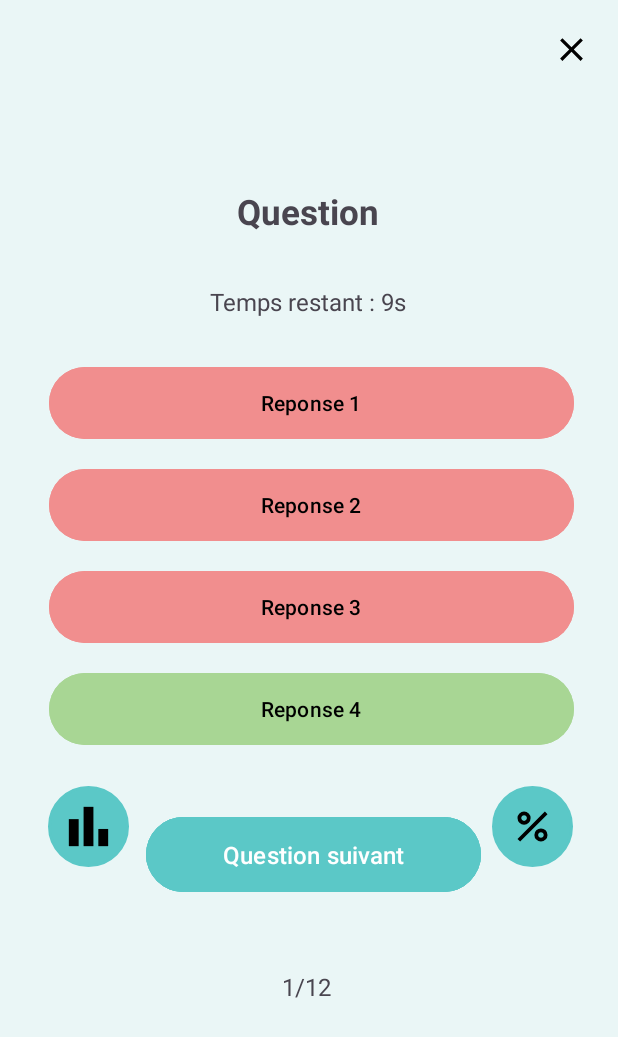
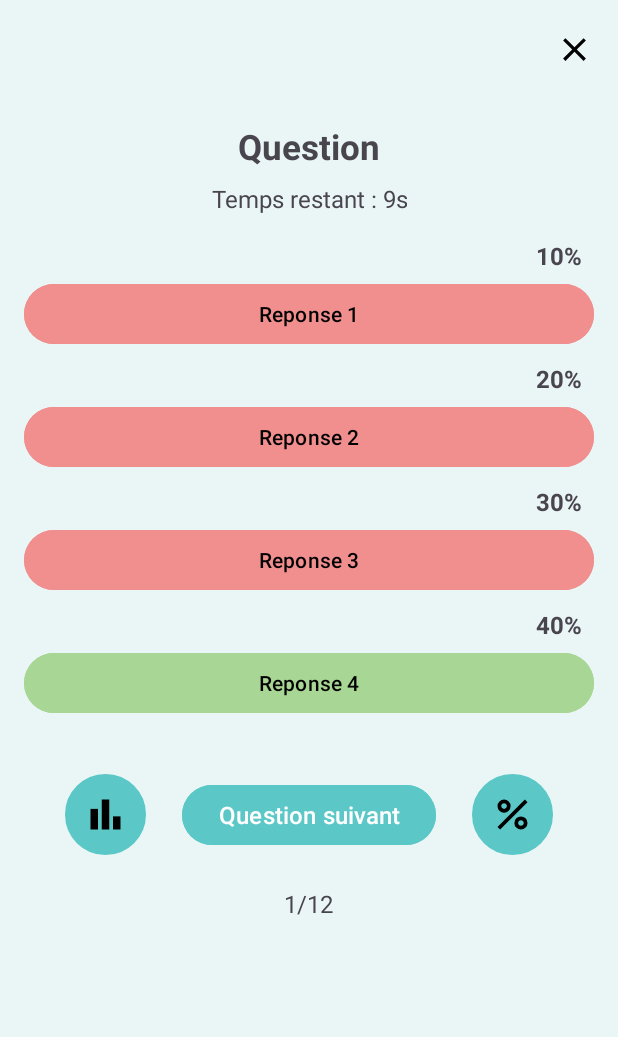
Before and after one commit to hfreshnel/quizAndroid, an Android app: the layout activity_admin_quiz_question.xml on its own in the app's theme, with its tools: preview values and no code run, on a phone screen of 412 x 824 dp. Shown: the top 1037 px of the screen. Run offline under Robolectric (Android 15) with nearby library versions, the phone set to English and light mode, and no system bars.

Commit message:
Change the layout to LinearLayout so that it is compatible with all the devices

```diff
--- a/app/src/main/java/com/example/quizandroid/admin/AdminQuizQuestionActivity.java
+++ b/app/src/main/java/com/example/quizandroid/admin/AdminQuizQuestionActivity.java
@@ -89,7 +89,7 @@ public class AdminQuizQuestionActivity extends AppCompatActivity {
         });
 
         // Handle "Question suivant" button
-        findViewById(R.id.validerButton2).setOnClickListener(v -> {
+        findViewById(R.id.validerButton).setOnClickListener(v -> {
             if (currentQuestionIndex < questionsList.size() - 1) {
                 currentQuestionIndex++;
                 updateQuestion(nQuestion, questionText);
--- a/app/src/main/res/layout/activity_admin_quiz_question.xml
+++ b/app/src/main/res/layout/activity_admin_quiz_question.xml
@@ -1,54 +1,199 @@
 <?xml version="1.0" encoding="utf-8"?>
-<androidx.constraintlayout.widget.ConstraintLayout xmlns:android="http://schemas.android.com/apk/res/android"
+<LinearLayout
+    xmlns:android="http://schemas.android.com/apk/res/android"
     xmlns:app="http://schemas.android.com/apk/res-auto"
     xmlns:tools="http://schemas.android.com/tools"
     android:id="@+id/tempsRestant"
     android:layout_width="match_parent"
     android:layout_height="match_parent"
     android:background="#EAF6F6"
+    android:orientation="vertical"
     tools:context=".participant.ParticipantQuestionsActivity">
 
+    <!-- Top Close Icon -->
     <ImageView
         android:id="@+id/terminerQuiz"
         android:layout_width="26dp"
         android:layout_height="34dp"
-        android:layout_marginStart="368dp"
+        android:layout_gravity="end"
+        android:layout_margin="16dp"
+        android:src="@drawable/fermer" />
+
+    <!-- Question Title -->
+    <TextView
+        android:id="@+id/question"
+        android:layout_width="wrap_content"
+        android:layout_height="wrap_content"
         android:layout_marginTop="16dp"
-        android:src="@drawable/fermer"
-        app:layout_constraintStart_toStartOf="parent"
-        app:layout_constraintTop_toTopOf="parent" />
+        android:text="Question"
+        android:textSize="23sp"
+        android:textStyle="bold"
+        android:gravity="center"
+        android:layout_gravity="center_horizontal" />
+
+    <!-- Remaining Time -->
+    <TextView
+        android:id="@+id/textView4"
+        android:layout_width="wrap_content"
+        android:layout_height="wrap_content"
+        android:layout_marginTop="8dp"
+        android:text="Temps restant : 9s"
+        android:textSize="16sp"
+        android:gravity="center"
+        android:layout_gravity="center_horizontal" />
+
+    <!-- Buttons for Answers with Percentages at Top Right Corner -->
+    <LinearLayout
+        android:layout_width="match_parent"
+        android:layout_height="wrap_content"
+        android:orientation="vertical"
+        android:layout_margin="16dp">
+
+        <RelativeLayout
+            android:layout_width="match_parent"
+            android:layout_height="wrap_content">
+
+            <TextView
+                android:id="@+id/percentage1"
+                android:layout_width="wrap_content"
+                android:layout_height="wrap_content"
+                android:layout_alignParentEnd="true"
+                android:layout_marginEnd="8dp"
+                android:text="10%"
+                android:textSize="16sp"
+                android:textStyle="bold" />
+
+            <Button
+                android:id="@+id/button1"
+                android:layout_width="match_parent"
+                android:layout_height="wrap_content"
+                android:layout_below="@+id/percentage1"
+                android:layout_marginTop="4dp"
+                android:backgroundTint="#F18E8E"
+                android:text="Reponse 1"
+                android:textColor="#000000" />
+        </RelativeLayout>
+
+        <RelativeLayout
+            android:layout_width="match_parent"
+            android:layout_height="wrap_content"
+            android:layout_marginTop="8dp">
+
+            <TextView
+                android:id="@+id/percentage2"
+                android:layout_width="wrap_content"
+                android:layout_height="wrap_content"
+                android:layout_alignParentEnd="true"
+                android:layout_marginEnd="8dp"
+                android:text="20%"
+                android:textSize="16sp"
+                android:textStyle="bold" />
+
+            <Button
+                android:id="@+id/button2"
+                android:layout_width="match_parent"
+                android:layout_height="wrap_content"
+                android:layout_below="@+id/percentage2"
+                android:layout_marginTop="4dp"
+                android:backgroundTint="#F18E8E"
+                android:text="Reponse 2"
+                android:textColor="#000000" />
+        </RelativeLayout>
+
+        <RelativeLayout
+            android:layout_width="match_parent"
+            android:layout_height="wrap_content"
+            android:layout_marginTop="8dp">
+
+            <TextView
+                android:id="@+id/percentage3"
+                android:layout_width="wrap_content"
+                android:layout_height="wrap_content"
+                android:layout_alignParentEnd="true"
+                android:layout_marginEnd="8dp"
+                android:text="30%"
+                android:textSize="16sp"
+                android:textStyle="bold" />
+
+            <Button
+                android:id="@+id/button3"
+                android:layout_width="match_parent"
+                android:layout_height="wrap_content"
+                android:layout_below="@+id/percentage3"
+                android:layout_marginTop="4dp"
+                android:backgroundTint="#F18E8E"
+                android:text="Reponse 3"
+                android:textColor="#000000" />
+        </RelativeLayout>
+
+        <RelativeLayout
+            android:layout_width="match_parent"
+            android:layout_height="wrap_content"
+            android:layout_marginTop="8dp">
+
+            <TextView
+                android:id="@+id/percentage4"
+                android:layout_width="wrap_content"
+                android:layout_height="wrap_content"
+                android:layout_alignParentEnd="true"
+                android:layout_marginEnd="8dp"
+                android:text="40%"
+                android:textSize="16sp"
+                android:textStyle="bold" />
+
+            <Button
+                android:id="@+id/button4"
+                android:layout_width="match_parent"
+                android:layout_height="wrap_content"
+                android:layout_below="@+id/percentage4"
+                android:layout_marginTop="4dp"
+                android:backgroundTint="#A8D694"
+                android:text="Reponse 4"
+                android:textColor="#000000" />
+        </RelativeLayout>
+
+    </LinearLayout>
+
+    <!-- Validation Buttons and Icons -->
+    <LinearLayout
+        android:layout_width="match_parent"
+        android:layout_height="wrap_content"
+        android:layout_marginTop="16dp"
+        android:gravity="center"
+        android:orientation="horizontal">
 
         <FrameLayout
             android:id="@+id/frameLayout2"
             android:layout_width="54dp"
             android:layout_height="54dp"
-        android:layout_marginStart="32dp"
-        android:layout_marginTop="524dp"
+            android:layout_marginEnd="16dp"
             android:background="@drawable/circle_background"
-        android:backgroundTint="#5BC8C7"
-        android:gravity="center"
-        app:layout_constraintStart_toStartOf="parent"
-        app:layout_constraintTop_toTopOf="parent">
+            android:backgroundTint="#5BC8C7">
 
             <ImageView
-            android:layout_width="39dp"
-            android:layout_height="54dp"
+                android:layout_width="30dp"
+                android:layout_height="30dp"
                 android:layout_gravity="center"
                 android:src="@drawable/statistiques" />
+        </FrameLayout>
 
-    </FrameLayout>
+        <Button
+            android:id="@+id/validerButton"
+            android:layout_width="wrap_content"
+            android:layout_height="wrap_content"
+            android:layout_margin="8dp"
+            android:backgroundTint="#5BC8C7"
+            android:text="Question suivant"
+            android:textColor="#FFFFFF"
+            android:textSize="16sp" />
 
         <FrameLayout
             android:id="@+id/frameLayout"
             android:layout_width="54dp"
             android:layout_height="54dp"
-        android:layout_marginStart="328dp"
-        android:layout_marginTop="524dp"
+            android:layout_marginStart="16dp"
             android:background="@drawable/circle_background"
-        android:backgroundTint="#5BC8C7"
-        android:gravity="center"
-        app:layout_constraintStart_toStartOf="parent"
-        app:layout_constraintTop_toTopOf="parent">
+            android:backgroundTint="#5BC8C7">
 
             <ImageView
                 android:layout_width="30dp"
@@ -57,200 +202,17 @@
                 android:src="@drawable/percent" />
         </FrameLayout>
 
+    </LinearLayout>
+
+    <!-- Question Number -->
     <TextView
         android:id="@+id/nQuestion"
         android:layout_width="wrap_content"
         android:layout_height="wrap_content"
-        android:layout_marginStart="188dp"
-        android:layout_marginTop="48dp"
+        android:layout_marginTop="16dp"
         android:text="1/12"
         android:textSize="16sp"
-        app:layout_constraintStart_toStartOf="parent"
-        app:layout_constraintTop_toBottomOf="@+id/validerButton" />
+        android:gravity="center"
+        android:layout_gravity="center_horizontal" />
 
-    <Button
-        android:id="@+id/button1"
-        android:layout_width="350dp"
-        android:layout_height="56dp"
-        android:layout_marginTop="84dp"
-        android:backgroundTint="#F18E8E"
-        android:drawablePadding="16dp"
-        android:elevation="8dp"
-        android:text="Reponse 1"
-        android:textColor="#000000"
-        app:layout_constraintEnd_toEndOf="@+id/button2"
-        app:layout_constraintHorizontal_bias="0.557"
-        app:layout_constraintStart_toStartOf="@+id/button2"
-        app:layout_constraintTop_toBottomOf="@id/question" />
-
-    <Button
-        android:id="@+id/validerButton"
-        android:layout_width="223dp"
-        android:layout_height="58dp"
-        android:layout_marginStart="11dp"
-        android:layout_marginTop="40dp"
-        android:layout_marginEnd="8dp"
-        android:layout_marginBottom="48dp"
-        android:backgroundTint="#5BC8C7"
-        android:text="Question suivant"
-        android:textColor="#FFFFFF"
-        android:textSize="16sp"
-        app:layout_constraintBottom_toTopOf="@+id/nQuestion"
-        app:layout_constraintEnd_toStartOf="@+id/frameLayout"
-        app:layout_constraintStart_toEndOf="@+id/frameLayout2"
-        app:layout_constraintTop_toBottomOf="@+id/button4" />
-    <Button
-        android:id="@+id/validerButton2"
-        android:layout_width="223dp"
-        android:layout_height="58dp"
-        android:layout_marginStart="11dp"
-        android:layout_marginTop="40dp"
-        android:layout_marginEnd="8dp"
-        android:layout_marginBottom="48dp"
-        android:backgroundTint="#5BC8C7"
-        android:text="Question suivant"
-        android:textColor="#FFFFFF"
-        android:textSize="16sp"
-        app:layout_constraintBottom_toTopOf="@+id/nQuestion"
-        app:layout_constraintEnd_toStartOf="@+id/frameLayout"
-        app:layout_constraintStart_toEndOf="@+id/frameLayout2"
-        app:layout_constraintTop_toBottomOf="@+id/button4" />
-
-
-    <Button
-        android:id="@+id/button3"
-        android:layout_width="350dp"
-        android:layout_height="56dp"
-        android:layout_marginTop="12dp"
-        android:backgroundTint="#F18E8E"
-        android:drawablePadding="16dp"
-        android:elevation="8dp"
-        android:text="Reponse 3"
-        android:textColor="#000000"
-        app:layout_constraintEnd_toEndOf="@+id/button4"
-        app:layout_constraintHorizontal_bias="0.0"
-        app:layout_constraintStart_toStartOf="@+id/button4"
-        app:layout_constraintTop_toBottomOf="@id/button2" />
-
-    <Button
-        android:id="@+id/button2"
-        android:layout_width="350dp"
-        android:layout_height="56dp"
-        android:layout_marginTop="12dp"
-        android:backgroundTint="#F18E8E"
-        android:drawablePadding="16dp"
-        android:elevation="8dp"
-        android:text="Reponse 2"
-        android:textColor="#000000"
-        app:layout_constraintEnd_toEndOf="@+id/button3"
-        app:layout_constraintHorizontal_bias="0.0"
-        app:layout_constraintStart_toStartOf="@+id/button3"
-        app:layout_constraintTop_toBottomOf="@id/button1" />
-
-    <TextView
-        android:id="@+id/textView4"
-        android:layout_width="wrap_content"
-        android:layout_height="wrap_content"
-        android:text="Temps restant : 9s"
-        android:textSize="16sp"
-        app:layout_constraintBottom_toBottomOf="parent"
-        app:layout_constraintEnd_toEndOf="parent"
-        app:layout_constraintHorizontal_bias="0.498"
-        app:layout_constraintStart_toStartOf="parent"
-        app:layout_constraintTop_toBottomOf="@+id/question"
-        app:layout_constraintVertical_bias="0.052" />
-
-    <TextView
-        android:id="@+id/question"
-        android:layout_width="wrap_content"
-        android:layout_height="wrap_content"
-        android:text="Question"
-        android:textSize="23sp"
-        android:textStyle="bold"
-        app:layout_constraintBottom_toBottomOf="parent"
-        app:layout_constraintEnd_toEndOf="parent"
-        app:layout_constraintHorizontal_bias="0.498"
-        app:layout_constraintStart_toStartOf="parent"
-        app:layout_constraintTop_toTopOf="parent"
-        app:layout_constraintVertical_bias="0.158" />
-
-    <Button
-        android:id="@+id/button4"
-        android:layout_width="350dp"
-        android:layout_height="56dp"
-        android:layout_marginTop="12dp"
-        android:backgroundTint="#A8D694"
-        android:drawablePadding="16dp"
-        android:elevation="8dp"
-        android:text="Reponse 4"
-        android:textColor="#000000"
-        app:layout_constraintEnd_toEndOf="parent"
-        app:layout_constraintHorizontal_bias="0.524"
-        app:layout_constraintStart_toStartOf="parent"
-        app:layout_constraintTop_toBottomOf="@id/button3" />
-
-    <androidx.constraintlayout.widget.Guideline
-        android:id="@+id/guideline"
-        android:layout_width="wrap_content"
-        android:layout_height="wrap_content"
-        android:orientation="vertical"
-        app:layout_constraintGuide_percent="0.05109489" />
-
-    <TextView
-        android:id="@+id/percentage1"
-        android:layout_width="wrap_content"
-        android:layout_height="wrap_content"
-        android:layout_marginStart="336dp"
-        android:layout_marginTop="50dp"
-        android:text="10%"
-        android:textColor="@color/black"
-        android:textSize="16dp"
-        android:textStyle="bold"
-        android:visibility="invisible"
-        app:layout_constraintStart_toStartOf="parent"
-        app:layout_constraintTop_toBottomOf="@id/textView4" />
-
-    <TextView
-        android:id="@+id/percentage2"
-        android:layout_width="wrap_content"
-        android:layout_height="wrap_content"
-        android:layout_marginStart="336dp"
-        android:layout_marginTop="44dp"
-        android:text="20%"
-        android:textColor="@color/black"
-        android:textSize="16dp"
-        android:textStyle="bold"
-        android:visibility="invisible"
-        app:layout_constraintStart_toStartOf="parent"
-        app:layout_constraintTop_toBottomOf="@id/percentage1" />
-
-    <TextView
-        android:id="@+id/percentage3"
-        android:layout_width="wrap_content"
-        android:layout_height="wrap_content"
-        android:layout_marginStart="336dp"
-        android:layout_marginTop="48dp"
-        android:text="20%"
-        android:textColor="@color/black"
-        android:textSize="16dp"
-        android:textStyle="bold"
-        android:visibility="invisible"
-        app:layout_constraintStart_toStartOf="parent"
-        app:layout_constraintTop_toBottomOf="@id/percentage2" />
-
-    <TextView
-        android:id="@+id/percentage4"
-        android:layout_width="wrap_content"
-        android:layout_height="wrap_content"
-        android:layout_marginStart="336dp"
-        android:layout_marginTop="48dp"
-        android:text="20%"
-        android:textColor="@color/black"
-        android:textSize="16dp"
-        android:textStyle="bold"
-        android:visibility="invisible"
-        app:layout_constraintStart_toStartOf="parent"
-        app:layout_constraintTop_toBottomOf="@id/percentage3" />
-
-
-</androidx.constraintlayout.widget.ConstraintLayout>
+</LinearLayout>
```
Lines whose indentation alone changed are shown as unchanged.
